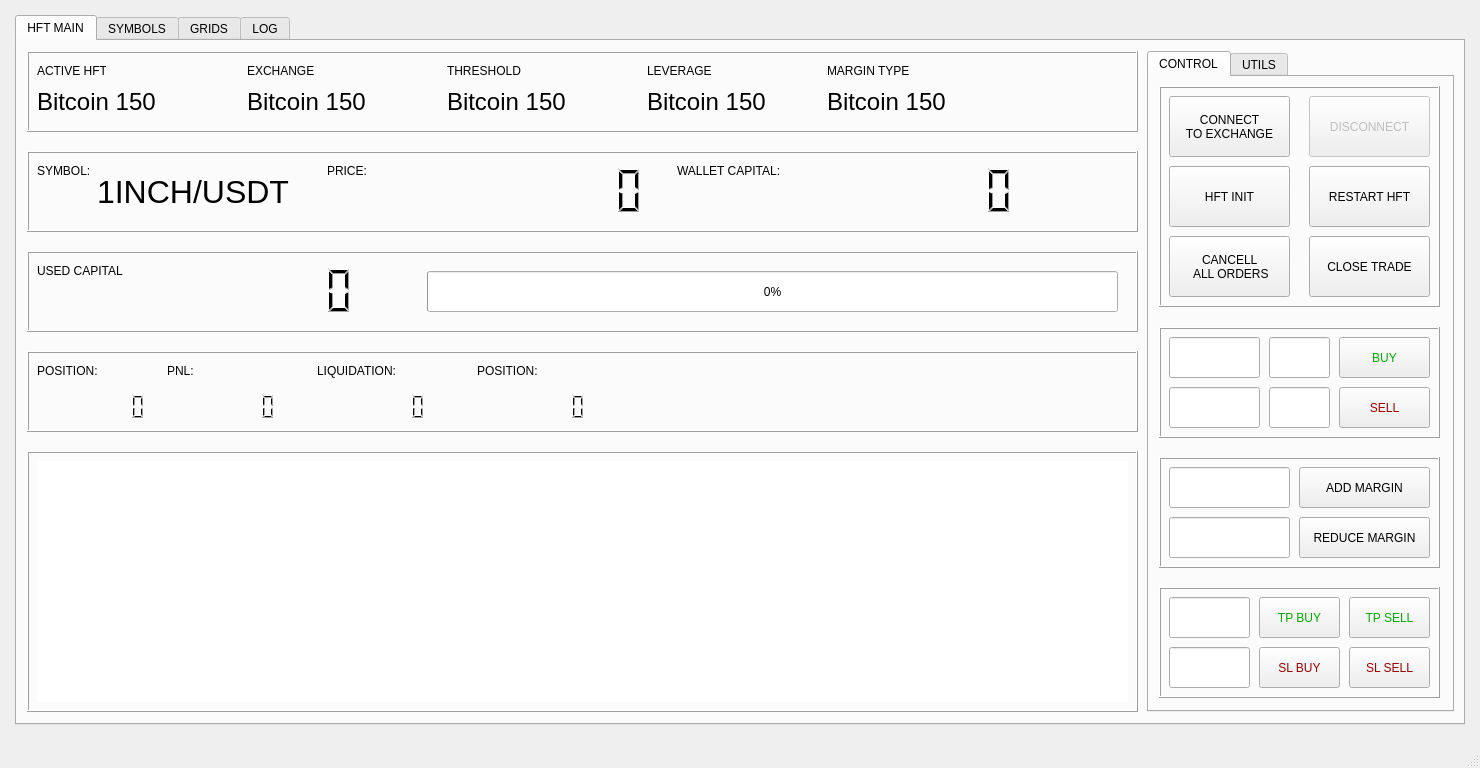
Above: main2.ui from ShabbirHasan1/hft_python before the change. Below: the same form after it.
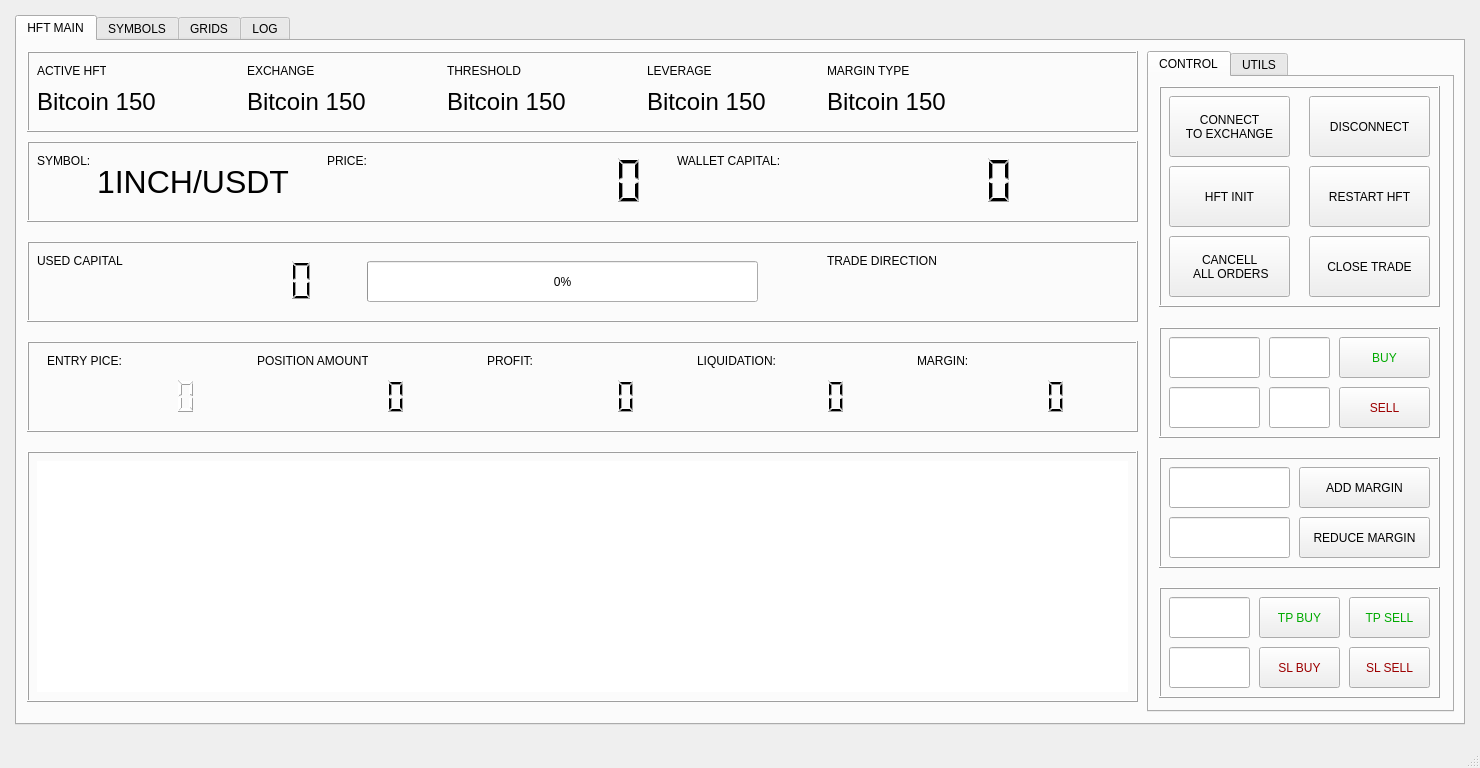
That is the form after the change.

Patch:
```diff
--- a/main2.ui
+++ b/main2.ui
@@ -73,7 +73,7 @@
          <property name="geometry">
           <rect>
            <x>10</x>
-           <y>110</y>
+           <y>100</y>
            <width>1111</width>
            <height>81</height>
           </rect>
@@ -186,7 +186,7 @@
            <x>10</x>
            <y>410</y>
            <width>1111</width>
-           <height>261</height>
+           <height>251</height>
           </rect>
          </property>
          <property name="frameShape">
@@ -201,7 +201,7 @@
             <x>10</x>
             <y>10</y>
             <width>1091</width>
-            <height>241</height>
+            <height>231</height>
            </rect>
           </property>
           <property name="frameShape">
@@ -222,7 +222,7 @@
          <property name="geometry">
           <rect>
            <x>10</x>
-           <y>210</y>
+           <y>200</y>
            <width>1111</width>
            <height>81</height>
           </rect>
@@ -236,9 +236,9 @@
          <widget class="QLCDNumber" name="usedcapitalLcd">
           <property name="geometry">
            <rect>
-            <x>120</x>
+            <x>110</x>
             <y>10</y>
-            <width>209</width>
+            <width>181</width>
             <height>59</height>
            </rect>
           </property>
@@ -265,9 +265,9 @@
          <widget class="QProgressBar" name="usedcapitalBar">
           <property name="geometry">
            <rect>
-            <x>400</x>
+            <x>340</x>
             <y>20</y>
-            <width>691</width>
+            <width>391</width>
             <height>41</height>
            </rect>
           </property>
@@ -275,14 +275,45 @@
            <number>0</number>
           </property>
          </widget>
+         <widget class="QLabel" name="label_10">
+          <property name="geometry">
+           <rect>
+            <x>800</x>
+            <y>10</y>
+            <width>111</width>
+            <height>19</height>
+           </rect>
+          </property>
+          <property name="text">
+           <string>TRADE DIRECTION</string>
+          </property>
+         </widget>
+         <widget class="QLabel" name="directionLabel">
+          <property name="geometry">
+           <rect>
+            <x>970</x>
+            <y>30</y>
+            <width>81</width>
+            <height>21</height>
+           </rect>
+          </property>
+          <property name="font">
+           <font>
+            <pointsize>18</pointsize>
+           </font>
+          </property>
+          <property name="text">
+           <string/>
+          </property>
+         </widget>
         </widget>
         <widget class="QFrame" name="frame_5">
          <property name="geometry">
           <rect>
            <x>10</x>
-           <y>310</y>
+           <y>300</y>
            <width>1111</width>
-           <height>81</height>
+           <height>91</height>
           </rect>
          </property>
          <property name="frameShape">
@@ -294,10 +325,10 @@
          <widget class="QLCDNumber" name="lcdTicker_13">
           <property name="geometry">
            <rect>
-            <x>10</x>
-            <y>40</y>
-            <width>111</width>
-            <height>31</height>
+            <x>230</x>
+            <y>30</y>
+            <width>151</width>
+            <height>51</height>
            </rect>
           </property>
           <property name="frameShape">
@@ -310,36 +341,36 @@
          <widget class="QLabel" name="label_18">
           <property name="geometry">
            <rect>
-            <x>10</x>
+            <x>230</x>
             <y>10</y>
             <width>111</width>
             <height>19</height>
            </rect>
           </property>
           <property name="text">
-           <string>POSITION:</string>
+           <string>POSITION AMOUNT:</string>
           </property>
          </widget>
          <widget class="QLabel" name="label_19">
           <property name="geometry">
            <rect>
-            <x>140</x>
+            <x>460</x>
             <y>10</y>
             <width>111</width>
             <height>19</height>
            </rect>
           </property>
           <property name="text">
-           <string>PNL:</string>
+           <string>PROFIT:</string>
           </property>
          </widget>
          <widget class="QLCDNumber" name="lcdTicker_14">
           <property name="geometry">
            <rect>
-            <x>140</x>
-            <y>40</y>
-            <width>111</width>
-            <height>31</height>
+            <x>460</x>
+            <y>30</y>
+            <width>151</width>
+            <height>51</height>
            </rect>
           </property>
           <property name="frameShape">
@@ -352,7 +383,7 @@
          <widget class="QLabel" name="label_20">
           <property name="geometry">
            <rect>
-            <x>290</x>
+            <x>670</x>
             <y>10</y>
             <width>111</width>
             <height>19</height>
@@ -365,10 +396,10 @@
          <widget class="QLCDNumber" name="lcdTicker_15">
           <property name="geometry">
            <rect>
-            <x>290</x>
-            <y>40</y>
-            <width>111</width>
-            <height>31</height>
+            <x>670</x>
+            <y>30</y>
+            <width>151</width>
+            <height>51</height>
            </rect>
           </property>
           <property name="frameShape">
@@ -381,23 +412,23 @@
          <widget class="QLabel" name="label_21">
           <property name="geometry">
            <rect>
-            <x>450</x>
+            <x>890</x>
             <y>10</y>
             <width>111</width>
             <height>19</height>
            </rect>
           </property>
           <property name="text">
-           <string>POSITION:</string>
+           <string>MARGIN:</string>
           </property>
          </widget>
          <widget class="QLCDNumber" name="lcdTicker_16">
           <property name="geometry">
            <rect>
-            <x>450</x>
-            <y>40</y>
-            <width>111</width>
-            <height>31</height>
+            <x>890</x>
+            <y>30</y>
+            <width>151</width>
+            <height>51</height>
            </rect>
           </property>
           <property name="frameShape">
@@ -407,6 +438,38 @@
            <number>8</number>
           </property>
          </widget>
+         <widget class="QLCDNumber" name="entryLCD">
+          <property name="geometry">
+           <rect>
+            <x>20</x>
+            <y>30</y>
+            <width>151</width>
+            <height>51</height>
+           </rect>
+          </property>
+          <property name="styleSheet">
+           <string notr="true">color: rgb(255, 255, 255);</string>
+          </property>
+          <property name="frameShape">
+           <enum>QFrame::NoFrame</enum>
+          </property>
+          <property name="digitCount">
+           <number>8</number>
+          </property>
+         </widget>
+         <widget class="QLabel" name="label_22">
+          <property name="geometry">
+           <rect>
+            <x>20</x>
+            <y>10</y>
+            <width>111</width>
+            <height>19</height>
+           </rect>
+          </property>
+          <property name="text">
+           <string>ENTRY PICE:</string>
+          </property>
+         </widget>
         </widget>
         <widget class="QFrame" name="frame_6">
          <property name="geometry">
@@ -801,7 +864,7 @@
            </widget>
            <widget class="QPushButton" name="disconnectButton">
             <property name="enabled">
-             <bool>false</bool>
+             <bool>true</bool>
             </property>
             <property name="geometry">
              <rect>
```
Left out of the diff: 16 changed lines with no effect on the pictures.
